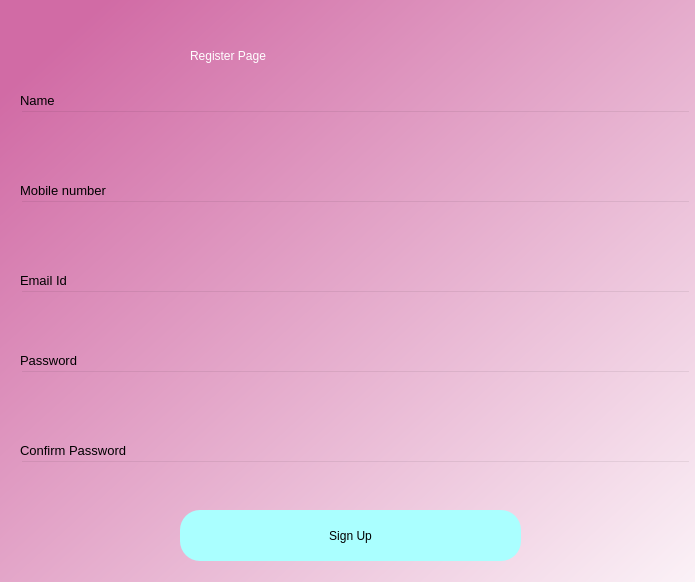
The window that register.ui (ksaharsh25/pyqt-desktop-application) describes before a commit, drawn with Qt 5.
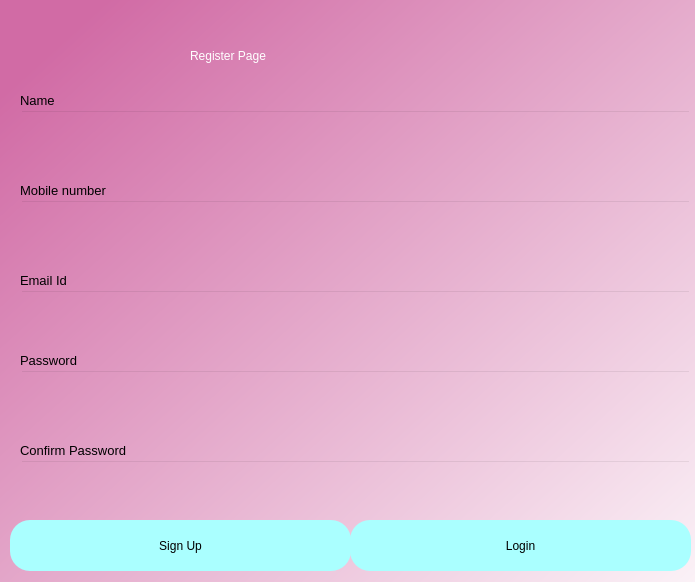
The same window after the commit.

```diff
--- a/register.ui
+++ b/register.ui
@@ -45,8 +45,8 @@
    <widget class="QPushButton" name="loginbutton_3">
     <property name="geometry">
      <rect>
-      <x>220</x>
-      <y>510</y>
+      <x>50</x>
+      <y>520</y>
       <width>341</width>
       <height>51</height>
      </rect>
@@ -415,6 +415,45 @@
      <string/>
     </property>
    </widget>
+   <widget class="QPushButton" name="loginbutton_4">
+    <property name="geometry">
+     <rect>
+      <x>390</x>
+      <y>520</y>
+      <width>341</width>
+      <height>51</height>
+     </rect>
+    </property>
+    <property name="styleSheet">
+     <string notr="true">border-radius:20px;
+background-color: rgb(170, 255, 255);
+font: 14pt &quot;MS Shell Dlg 2&quot;;</string>
+    </property>
+    <property name="text">
+     <string>Login</string>
+    </property>
+   </widget>
+   <widget class="QLabel" name="error_text">
+    <property name="geometry">
+     <rect>
+      <x>560</x>
+      <y>50</y>
+      <width>161</width>
+      <height>21</height>
+     </rect>
+    </property>
+    <property name="font">
+     <font>
+      <pointsize>11</pointsize>
+     </font>
+    </property>
+    <property name="styleSheet">
+     <string notr="true">color: rgb(255, 0, 0);</string>
+    </property>
+    <property name="text">
+     <string/>
+    </property>
+   </widget>
   </widget>
  </widget>
  <resources/>
```
